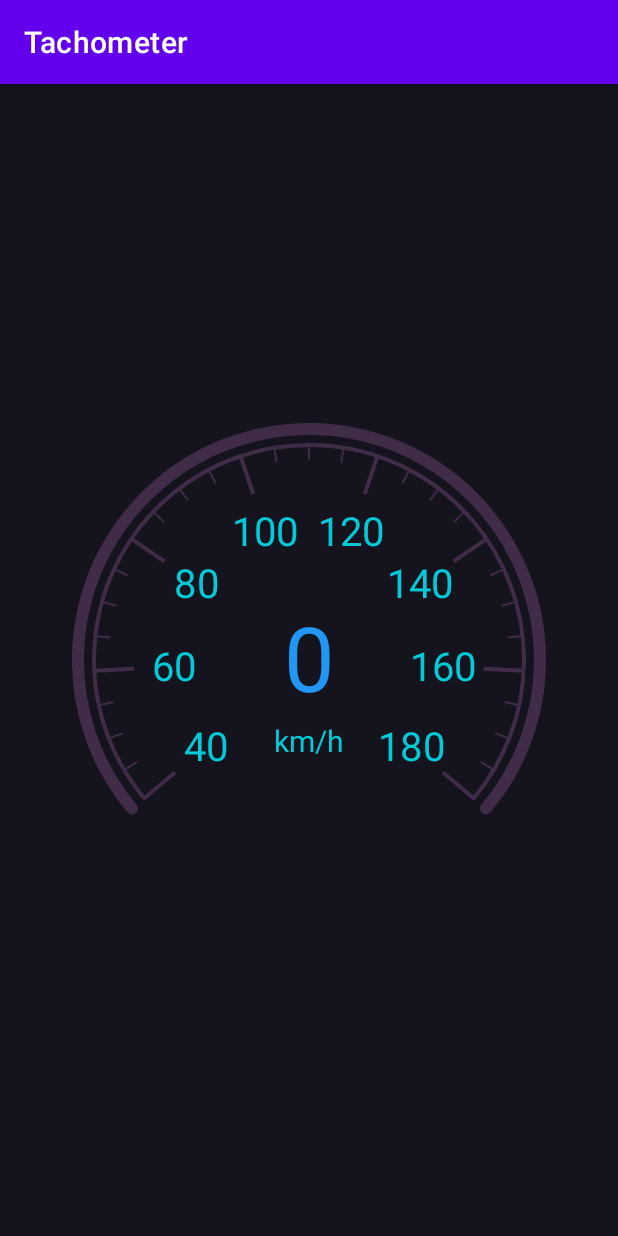
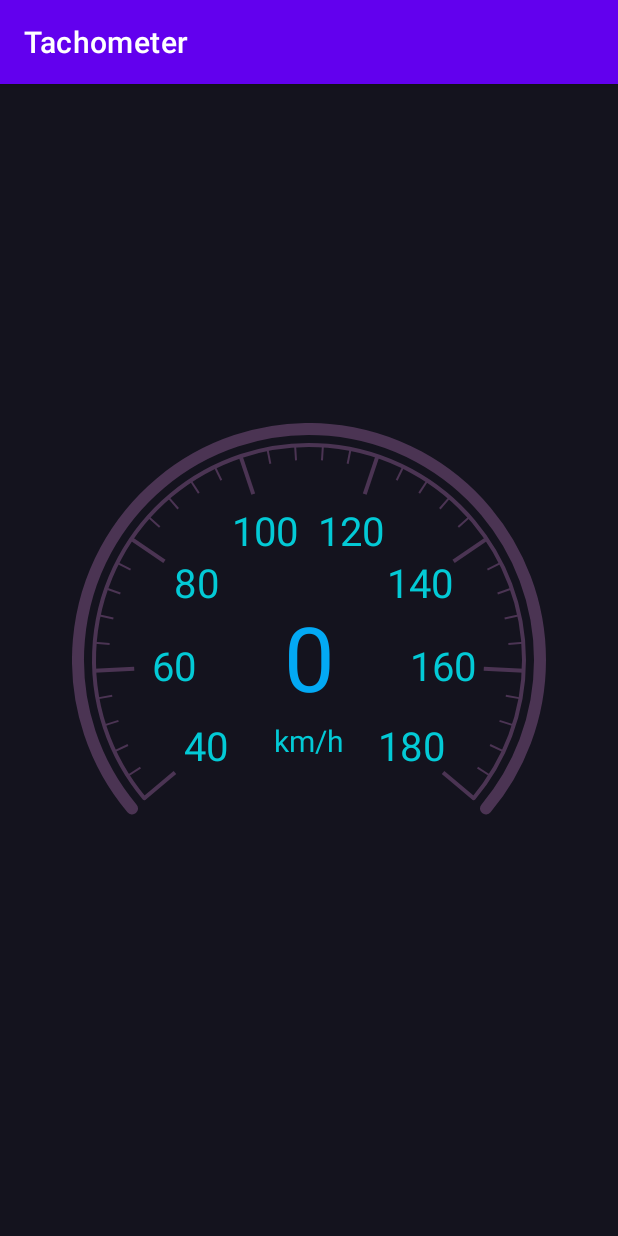
Before and after one commit to Naaatan/Tachometer, an Android app: the screen it shows after launch (MainActivity), on a phone screen of 412 x 824 dp. Run offline under Robolectric (Android 15) with nearby library versions, the phone set to English and light mode, and no system bars; our stand-ins replace data binding; 1 statement that could not run was skipped.

Commit message:
update - sample code

```diff
--- a/app/src/main/res/layout/main_fragment.xml
+++ b/app/src/main/res/layout/main_fragment.xml
@@ -31,7 +31,7 @@
             app:max="@{viewModel.max}"
             app:min="@{viewModel.min}"
             app:borderSize="8dp"
-            app:borderColor="#402c47"
+            app:borderColor="#4B3453"
             app:fillColor="#03cad6"
             app:metricText="km/h"
             app:metricTextSize="20sp"
@@ -39,9 +39,9 @@
             app:textColor="#03cad6"
             app:textGap="24dp"
             app:textOverColor="#F44336"
-            app:textUnderColor="#2196F3"
+            app:textUnderColor="#03A9F4"
             app:tick_split_major="7"
-            app:tick_split_minor="4"/>
+            app:tick_split_minor="5"/>
 
     </androidx.constraintlayout.widget.ConstraintLayout>
 </layout>
```
